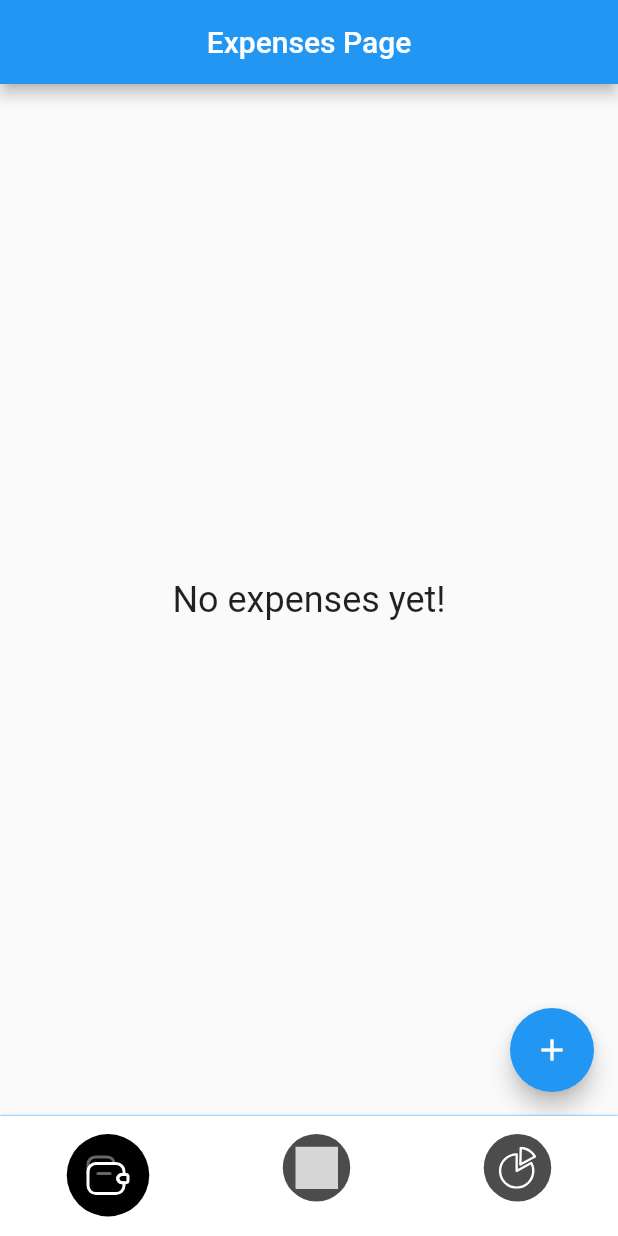
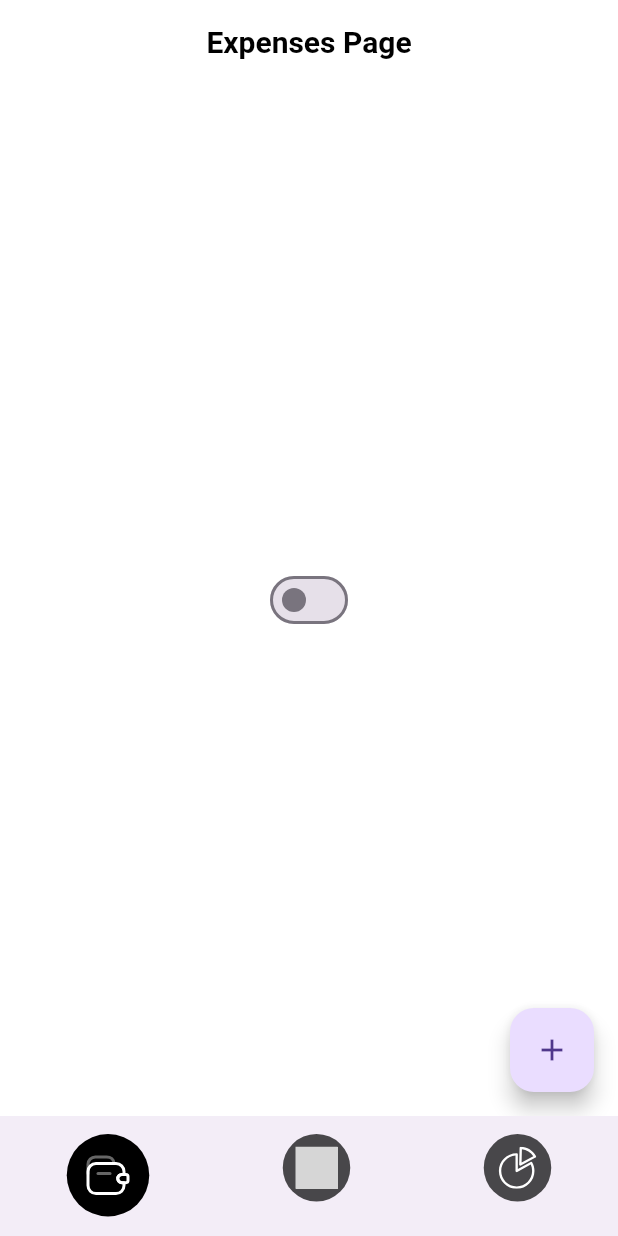
Before and after one commit to shaymardanov9704/my_finance, a Flutter app: the screen it shows after launch, on a phone screen of 412 x 824 dp. Run offline on Flutter 3.47's test engine with Material 2 defaults, Android fonts, the phone set to English and light mode, and no system bars; our stand-ins replace flutter_svg, google_fonts, hive, hive_flutter; accounts and stored records are empty; grey boxes are pictures that could not be loaded.

Commit message:
fix theme \

```diff
--- a/lib/core/utils/app_themes.dart
+++ b/lib/core/utils/app_themes.dart
@@ -1,12 +1,11 @@
 import 'package:flutter/material.dart';
-import 'package:google_fonts/google_fonts.dart';
 import 'package:my_finance/core/utils/app_colors.dart';
 
 class AppThemes {
   static ThemeData light() {
     return ThemeData(
-      fontFamily: GoogleFonts.questrial().fontFamily,
       primarySwatch: Colors.green,
+      useMaterial3: true,
       scaffoldBackgroundColor: Colors.white,
       appBarTheme: AppBarTheme(
         elevation: 0,
@@ -18,9 +17,9 @@ class AppThemes {
           fontSize: 20,
           color: AppColors.black,
           fontWeight: FontWeight.w600,
-          fontFamily: "Questrial",
         ),
       ),
+      brightness: Brightness.light,
       bottomNavigationBarTheme: const BottomNavigationBarThemeData(
         backgroundColor: Colors.white,
         type: BottomNavigationBarType.fixed,
@@ -35,7 +34,6 @@ class AppThemes {
           color: AppColors.blue,
           fontSize: 16,
           fontWeight: FontWeight.w400,
-          fontFamily: "Questrial",
         ),
         border: OutlineInputBorder(borderRadius: BorderRadius.circular(10)),
         enabledBorder: OutlineInputBorder(
@@ -57,8 +55,9 @@ class AppThemes {
 
   static ThemeData dark() {
     return ThemeData(
-      fontFamily: GoogleFonts.questrial().fontFamily,
-      primarySwatch: Colors.blue,
+      primarySwatch: Colors.green,
+      useMaterial3: true,
+      brightness: Brightness.dark,
       scaffoldBackgroundColor: Colors.white,
       appBarTheme: AppBarTheme(
         elevation: 0,
@@ -70,7 +69,6 @@ class AppThemes {
           fontSize: 20,
           color: AppColors.black,
           fontWeight: FontWeight.w600,
-          fontFamily: "Questrial",
         ),
       ),
       bottomNavigationBarTheme: const BottomNavigationBarThemeData(
@@ -87,7 +85,6 @@ class AppThemes {
           color: AppColors.blue,
           fontSize: 16,
           fontWeight: FontWeight.w400,
-          fontFamily: "Questrial",
         ),
         border: OutlineInputBorder(borderRadius: BorderRadius.circular(10)),
         enabledBorder: OutlineInputBorder(
--- a/lib/features/expenses/presentation/pages/expenses_page.dart
+++ b/lib/features/expenses/presentation/pages/expenses_page.dart
@@ -5,6 +5,7 @@ import 'package:my_finance/features/expenses/data/models/expense.dart';
 import 'package:my_finance/features/expenses/data/repository/expenses_box.dart';
 import 'package:my_finance/features/expenses/presentation/dialogs/expense_dialog.dart';
 import 'package:my_finance/features/expenses/presentation/widgets/expense_widget.dart';
+import 'package:my_finance/features/skeleton/widgets/custom_theme_switch_button.dart';
 
 class ExpensesPage extends StatefulWidget {
   const ExpensesPage({super.key});
@@ -32,6 +33,7 @@ class _ExpensesPageState extends State<ExpensesPage> {
           builder: (context, box, _) {
             final expenses = box.values.toList().cast<Expense>();
             if (expenses.isEmpty) {
+              return const Center(child: CustomSwitchThemeWidget());
               return const Center(
                 child: Text(
                   'No expenses yet!',
--- a/lib/features/skeleton/widgets/custom_bottom_navy_bar.dart
+++ b/lib/features/skeleton/widgets/custom_bottom_navy_bar.dart
@@ -31,26 +31,17 @@ class CustomBottomNavyBar extends StatelessWidget {
     final bgColor = backgroundColor;
 
     return SafeArea(
+      child: BottomAppBar(
+        padding: EdgeInsets.zero,
         child: Container(
-        decoration: const BoxDecoration(
-          color: Colors.white,
-          boxShadow: [
-            BoxShadow(
-              color: Colors.blue,
-              blurRadius: 0.6,
-            ),
-          ],
-        ),
-        child: SafeArea(
-          child: Container(
-            width: double.infinity,
           height: 80,
           padding: const EdgeInsets.only(top: 12),
           child: Center(
             child: Row(
               mainAxisAlignment: mainAxisAlignment,
               crossAxisAlignment: CrossAxisAlignment.center,
-                children: items.map((item) {
+              children: items.map(
+                (item) {
                   var index = items.indexOf(item);
                   return GestureDetector(
                     onTap: () => onItemSelected(index),
@@ -63,8 +54,8 @@ class CustomBottomNavyBar extends StatelessWidget {
                       curve: curve,
                     ),
                   );
-                }).toList(),
-              ),
+                },
+              ).toList(),
             ),
           ),
         ),
@@ -133,12 +124,10 @@ class CustomBottomNavyBarItem {
   CustomBottomNavyBarItem({
     required this.path,
     this.activeColor = Colors.blue,
-    this.textAlign,
     this.inactiveColor,
   });
 
   final String path;
   final Color activeColor;
   final Color? inactiveColor;
-  final TextAlign? textAlign;
 }
--- a/lib/main.dart
+++ b/lib/main.dart
@@ -40,19 +40,3 @@ class MyApp extends StatelessWidget {
     );
   }
 }
-
-class ThemeWidget extends StatelessWidget {
-  @override
-  Widget build(BuildContext context) {
-    final themeProvider = Provider.of<ThemeProvider>(context);
-
-    return ElevatedButton(
-      onPressed: () {
-        themeProvider.currentTheme == AppThemes.dark()
-            ? themeProvider.setTheme(0)
-            : themeProvider.setTheme(1); // Set dark theme
-      },
-      child: Text('Set Dark Theme'),
-    );
-  }
-}
--- a/lib/provider/theme_provider.dart
+++ b/lib/provider/theme_provider.dart
@@ -1,9 +1,10 @@
 import 'package:flutter/material.dart';
 import 'package:hive_flutter/hive_flutter.dart';
+import 'package:my_finance/core/utils/app_themes.dart';
 
 class ThemeProvider extends ChangeNotifier {
   late Box _themeBox;
-  ThemeData _currentTheme = ThemeData.light();
+  ThemeData _currentTheme = AppThemes.light();
 
   ThemeProvider() {
     _initHive();
@@ -27,11 +28,11 @@ class ThemeProvider extends ChangeNotifier {
   ThemeData _getThemeFromIndex(int themeIndex) {
     switch (themeIndex) {
       case 0:
-        return ThemeData.light();
+        return AppThemes.light();
       case 1:
-        return ThemeData.dark();
+        return AppThemes.dark();
       default:
-        return ThemeData.light();
+        return AppThemes.light();
     }
   }
 }
```
Lines whose indentation alone changed are shown as unchanged.
